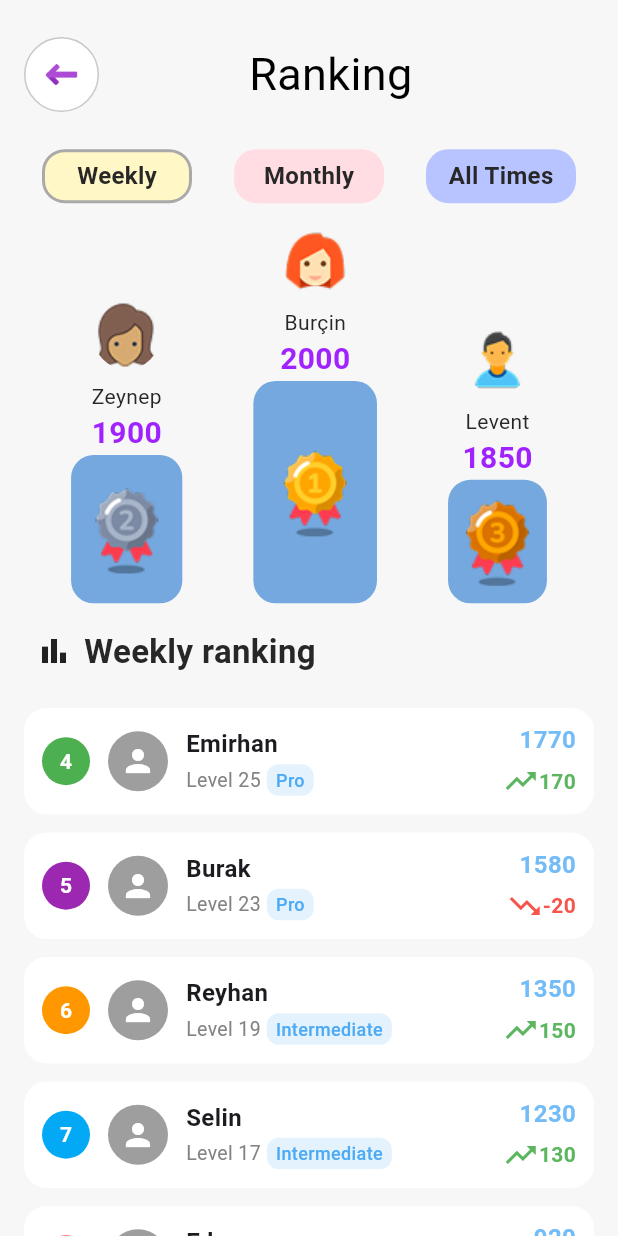
After one commit to bbclubspace/cerebria, a Flutter app: the RankingPage screen opened by its route, on a phone screen of 412 x 824 dp. The commit adds this screen. Run offline on Flutter 3.47's test engine with Material 3 defaults, Android fonts, the phone set to English and light mode, and no system bars; our stand-ins replace flutter_svg.

Commit message:
created ranking page

```diff
--- /dev/null
+++ b/lib/constants/user_rank_data.dart
@@ -0,0 +1,74 @@
+import '../model/user_rank_detail.dart';
+
+final List<UserRankDetail> userRankDetail = [
+  UserRankDetail(
+    name: "Levent",
+    point: 1850,
+    lastPoint: 1720,
+    level: "27",
+    statusLevel: "Pro",
+  ),
+  UserRankDetail(
+    name: "Eda",
+    point: 920,
+    lastPoint: 850,
+    level: "14",
+    statusLevel: "Intermediate",
+  ),
+  UserRankDetail(
+    name: "Burçin",
+    point: 2000,
+    lastPoint: 2100,
+    level: "6",
+    statusLevel: "Beginner",
+  ),
+  UserRankDetail(
+    name: "Burak",
+    point: 1580,
+    lastPoint: 1600,
+    level: "23",
+    statusLevel: "Pro",
+  ),
+  UserRankDetail(
+    name: "Zeynep",
+    point: 1900,
+    lastPoint: 650,
+    level: "11",
+    statusLevel: "Intermediate",
+  ),
+  UserRankDetail(
+    name: "Reyhan",
+    point: 1350,
+    lastPoint: 1200,
+    level: "19",
+    statusLevel: "Intermediate",
+  ),
+  UserRankDetail(
+    name: "Emre",
+    point: 210,
+    lastPoint: 180,
+    level: "2",
+    statusLevel: "Beginner",
+  ),
+  UserRankDetail(
+    name: "Emirhan",
+    point: 1770,
+    lastPoint: 1600,
+    level: "25",
+    statusLevel: "Pro",
+  ),
+  UserRankDetail(
+    name: "Sevde",
+    point: 880,
+    lastPoint: 800,
+    level: "13",
+    statusLevel: "Intermediate",
+  ),
+  UserRankDetail(
+    name: "Selin",
+    point: 1230,
+    lastPoint: 1100,
+    level: "17",
+    statusLevel: "Intermediate",
+  ),
+];
--- a/lib/main.dart
+++ b/lib/main.dart
@@ -1,5 +1,6 @@
 import 'package:cerebria/pages/home/main_page.dart';
 import 'package:cerebria/pages/module/module_page.dart';
+import 'package:cerebria/pages/ranking/ranking_page.dart';
 import 'package:cerebria/pages/reading/reading_page.dart';
 import 'package:cerebria/pages/vocabulary/vocabulary_page.dart';
 import 'package:cerebria/pages/listening/listening_page.dart';
@@ -40,6 +41,7 @@ class MainApp extends StatelessWidget {
         Routes.grammer_page: (context) => const GrammerPage(),
         Routes.speaking_page: (context) => const SpeakingPage(),
         Routes.exam_page: (context) => const ExamPage(),
+        Routes.ranking_page:(context) => const RankingPage(),
       },
     );
   }
--- /dev/null
+++ b/lib/model/user_rank_detail.dart
@@ -0,0 +1,16 @@
+class UserRankDetail {
+  final String name;
+  final int point;
+  final int lastPoint;
+  final String level;
+  final String statusLevel;
+  final int changePoint;
+
+  UserRankDetail({
+    required this.name,
+    required this.point,
+    required this.lastPoint,
+    required this.level,
+    required this.statusLevel,
+  }) : changePoint = point - lastPoint;
+}
--- a/lib/pages/drawer/drawer_page.dart
+++ b/lib/pages/drawer/drawer_page.dart
@@ -66,7 +66,7 @@ class NewRow extends StatelessWidget {
     final colors = AppColors(isDarkMode: false);
     return GestureDetector(
       onTap: () {
-        Navigator.pushReplacementNamed(context, Routes.login);
+        Navigator.pushNamed(context, Routes.ranking_page);
       },
       child: Row(
         children: [
--- a/lib/pages/module/module_page.dart
+++ b/lib/pages/module/module_page.dart
@@ -1,9 +1,7 @@
 import 'package:cerebria/constants/module_item.dart';
 import 'package:cerebria/themes/app_colors.dart';
-
 import 'package:flutter/cupertino.dart';
 import 'package:flutter/material.dart';
-import '../../routes/routes.dart';
 
 import '../../widget/page_top_item.dart';
 
@@ -20,11 +18,9 @@ class ModulePage extends StatelessWidget {
         mainAxisAlignment: MainAxisAlignment.start,
         children: [
           SizedBox(height: 70),
-
           // back button and page name
           PageTopItem(colors: colors, pageName: "Module"),
           const SizedBox(height: 16),
-
           // module grid
           Expanded(
             child: GridView.builder(
--- /dev/null
+++ b/lib/pages/ranking/ranking_page.dart
@@ -0,0 +1,147 @@
+import 'package:cerebria/constants/user_rank_data.dart';
+import 'package:cerebria/themes/app_colors.dart';
+import 'package:cerebria/widget/page_top_item.dart';
+import 'package:flutter/cupertino.dart';
+import 'package:flutter/material.dart';
+import '../../model/user_rank_detail.dart';
+import '../../widget/ranking/time_selector.dart';
+import '../../widget/ranking/top_ranked_card.dart';
+import '../../widget/ranking/other_rank_item.dart';
+
+class RankingPage extends StatefulWidget {
+  const RankingPage({Key? key}) : super(key: key);
+
+  @override
+  State<RankingPage> createState() => _RankingPageState();
+}
+
+class _RankingPageState extends State<RankingPage> {
+  String selectedTime = "Weekly";
+
+  @override
+  Widget build(BuildContext context) {
+    final colors = AppColors(isDarkMode: false);
+    final screenWidth = MediaQuery.of(context).size.width;
+    final screenHeight = MediaQuery.of(context).size.height;
+
+    final List<Map<String, dynamic>> timeOptions = [
+      {"label": "Weekly", "color": colors.ranking.weeklyContainerColor},
+      {"label": "Monthly", "color": colors.ranking.monthlyContainerColor},
+      {"label": "All Times", "color": colors.ranking.allTimesContainerColor},
+    ];
+
+    List<UserRankDetail> sortedRanks = List.from(userRankDetail);
+    sortedRanks.sort((a, b) => b.point.compareTo(a.point));
+    List<UserRankDetail> topThree = sortedRanks.take(3).toList();
+    List<UserRankDetail> others = sortedRanks.skip(3).toList();
+
+    return Scaffold(
+      backgroundColor: colors.ranking.pageBgColor,
+      body: SafeArea(
+        child: Column(
+          children: [
+            SizedBox(height: screenHeight * 0.03),
+            PageTopItem(colors: colors, pageName: "Ranking"),
+            SizedBox(height: screenHeight * 0.03),
+            // Time Selector
+            Row(
+              mainAxisAlignment: MainAxisAlignment.spaceEvenly,
+              children: timeOptions.map((option) {
+                final String value = option["label"];
+                final Color bgColor = option["color"];
+                return TimeSelector(
+                  value: value,
+                  containerColor: bgColor,
+                  textColor: colors.ranking.timesTextColor,
+                  strokeColor: colors.ranking.strokeColor,
+                  isSelected: selectedTime == value,
+                  onTap: () {
+                    setState(() {
+                      selectedTime = value;
+                    });
+                  },
+                );
+              }).toList(),
+            ),
+
+            SizedBox(height: screenHeight * 0.02),
+
+            // Top 3 Ranking
+            Row(
+              mainAxisAlignment: MainAxisAlignment.spaceEvenly,
+              crossAxisAlignment: CrossAxisAlignment.end,
+              children: [
+                TopRankCard(
+                  user: topThree[1],
+                  medalAsset: "assets/ranking-page-icon/second.png",
+                  avatarAsset: "assets/ranking-page-icon/rank-user2.png",
+                  avatarSize: screenWidth * 0.12,
+                  containerWidth: screenWidth * 0.18,
+                  containerHeight: screenHeight * 0.12,
+                ),
+                TopRankCard(
+                  user: topThree[0],
+                  medalAsset: "assets/ranking-page-icon/first.png",
+                  avatarAsset: "assets/ranking-page-icon/rank-user1.png",
+                  avatarSize: screenWidth * 0.14,
+                  containerWidth: screenWidth * 0.2,
+                  containerHeight: screenHeight * 0.18,
+                ),
+                TopRankCard(
+                  user: topThree[2],
+                  medalAsset: "assets/ranking-page-icon/third.png",
+                  avatarAsset: "assets/ranking-page-icon/rank-user3.png",
+                  avatarSize: screenWidth * 0.11,
+                  containerWidth: screenWidth * 0.16,
+                  containerHeight: screenHeight * 0.1,
+                ),
+              ],
+            ),
+
+            SizedBox(height: screenHeight * 0.02),
+
+            Padding(
+              padding: const EdgeInsets.only(left: 24),
+              child: Align(
+                alignment: Alignment.topLeft,
+                child: Row(
+                  children: [
+                    Icon(Icons.bar_chart),
+                    SizedBox(width: 8),
+                    Text(
+                      "$selectedTime ranking",
+                      style: TextStyle(
+                        color: colors.ranking.timesTextColor,
+                        fontWeight: FontWeight.bold,
+                        fontSize: 22,
+                      ),
+                    ),
+                  ],
+                ),
+              ),
+            ),
+
+            SizedBox(height: screenHeight * 0.01),
+
+            // Others Ranking List
+            Expanded(
+              child: ListView.builder(
+                padding: const EdgeInsets.symmetric(
+                  horizontal: 16,
+                  vertical: 8,
+                ),
+                itemCount: others.length,
+                itemBuilder: (context, index) {
+                  return OtherRankItem(
+                    user: others[index],
+                    rankIndex: index + 4,
+                  );
+                },
+              ),
+            ),
+          ],
+        ),
+      ),
+    );
+  }
+}
--- a/lib/routes/routes.dart
+++ b/lib/routes/routes.dart
@@ -10,4 +10,5 @@ class Routes {
   static const String grammer_page = "/grammer_page";
   static const String speaking_page = "/speaking_page";
   static const String exam_page = "/exam_page";
+  static const String ranking_page ="/ranking_page";
 }
--- a/lib/themes/app_colors.dart
+++ b/lib/themes/app_colors.dart
@@ -1,4 +1,5 @@
 
+import 'package:cerebria/themes/ranking/ranking_colors.dart';
 import 'package:cerebria/themes/reading/reading_colors.dart';
 import 'auth/auth_colors.dart';
 import 'drawer/drawer_colors.dart';
@@ -11,11 +12,13 @@ class AppColors {
   final DrawerColors drawer;
   final ModuleColors module;
   final ReadingColors reading;
+  final RankingColors ranking;
 
   AppColors({required bool isDarkMode})
       : auth = AuthColors(isDarkMode: isDarkMode),
         home = HomeColors(isDarkMode: isDarkMode),
         drawer = DrawerColors(isDarkMode: isDarkMode),
         module = ModuleColors(isDarkMode: isDarkMode),
-        reading = ReadingColors(isDarkMode: isDarkMode);
+        reading = ReadingColors(isDarkMode: isDarkMode),
+        ranking = RankingColors(isDarkMode: isDarkMode);
 }
--- /dev/null
+++ b/lib/themes/ranking/ranking_colors.dart
@@ -0,0 +1,28 @@
+import 'package:flutter/cupertino.dart';
+
+class RankingColors {
+  final bool isDarkMode;
+
+  const RankingColors({required this.isDarkMode});
+
+  Color get pageBgColor => isDarkMode ? const Color(0xFF121212) : const Color(0xFFF7F7F7);
+  Color get weeklyContainerColor => isDarkMode ? const Color(0xFF121212) : const Color(0xFFFFF7C6);
+  Color get monthlyContainerColor => isDarkMode ? const Color(0xFF121212) : const Color(0xFFFFDDE2);
+  Color get allTimesContainerColor => isDarkMode ? const Color(0xFF121212) : const Color(0xFFB7C4FF);
+  Color get timesTextColor => isDarkMode ? const Color(0xFF121212): const Color(0xFF282727);
+  Color get strokeColor => isDarkMode ? const Color(0xFF121212) : const Color.fromARGB(255, 169, 169, 169);
+  Color get topRankTextColor => isDarkMode ? const Color(0xFF121212) : const Color(0xFFA023FF);
+  Color get topRankNameTextColor => isDarkMode ? const Color(0xFF121212) : const Color(0xFF282727);
+  Color get topRankContainerColor => isDarkMode ? const Color(0xFF121212) : const Color(0xFF75A8DE);
+
+  Color get rankContainerBgColor => isDarkMode ? const Color(0xFF121212) : const Color(0xFFFFFFFF);
+  Color get rankNameTextColor => isDarkMode ? const Color.fromARGB(255, 81, 81, 81) : const Color(0xFF282727);
+  Color get rankLevelTextColor => isDarkMode ? const Color(0xFF121212): const Color.fromARGB(255, 132, 131, 131);
+  Color get rankStatusBgColor => isDarkMode ? const Color.fromARGB(255, 81, 81, 81) : const Color(0xFFE3F2FD);
+  Color get rankStatusTextColor => isDarkMode ? const Color.fromARGB(255, 81, 81, 81) : const Color(0xFF4DABF5);
+  Color get rankPointTextColor => isDarkMode ? const Color(0xFF121212) : const Color(0xFF73BCF7);
+  Color get rankPointPositiveChange => isDarkMode ? const Color(0xFF121212) : const Color(0xFF5BB65F);
+  Color get rankPointNegativeChange => isDarkMode ? const Color(0xFF121212) : const Color(0xFFF5554A);
+
+
+}
--- /dev/null
+++ b/lib/widget/ranking/other_rank_item.dart
@@ -0,0 +1,160 @@
+import 'package:flutter/cupertino.dart';
+import 'package:flutter/material.dart';
+import '../../model/user_rank_detail.dart';
+import '../../themes/app_colors.dart';
+
+class OtherRankItem extends StatelessWidget {
+  final UserRankDetail user;
+  final int rankIndex;
+
+  const OtherRankItem({required this.user, required this.rankIndex, super.key});
+
+  @override
+  Widget build(BuildContext context) {
+    final colors = AppColors(isDarkMode: false).ranking;
+
+    List<Color> rankContainerColors = [
+      Colors.green,
+      Colors.purple,
+      Colors.orange,
+      Colors.lightBlue,
+      Colors.redAccent,
+      Colors.purpleAccent,
+      Colors.lightBlueAccent,
+      Colors.yellowAccent,
+      Colors.blueGrey,
+      Colors.orangeAccent,
+    ];
+
+    return Container(
+      margin: const EdgeInsets.symmetric(vertical: 6),
+      padding: const EdgeInsets.symmetric(horizontal: 12, vertical: 10),
+      decoration: BoxDecoration(
+        color: colors.rankContainerBgColor,
+        borderRadius: BorderRadius.circular(15),
+      ),
+      child: Row(
+        crossAxisAlignment: CrossAxisAlignment.center,
+        children: [
+          // Rank number
+          Container(
+            width: 32,
+            height: 32,
+            decoration: BoxDecoration(
+              shape: BoxShape.circle,
+              color:
+                  rankContainerColors[(rankIndex - 4) %
+                      rankContainerColors.length],
+            ),
+            alignment: Alignment.center,
+            child: Text(
+              "$rankIndex",
+              style: const TextStyle(
+                color: Colors.white,
+                fontWeight: FontWeight.bold,
+              ),
+            ),
+          ),
+
+          const SizedBox(width: 12),
+
+          // Avatar
+          Container(
+            width: 40,
+            height: 40,
+            decoration: const BoxDecoration(
+              shape: BoxShape.circle,
+              color: Colors.grey,
+            ),
+            alignment: Alignment.center,
+            child: const Icon(Icons.person, color: Colors.white),
+          ),
+
+          const SizedBox(width: 12),
+
+          // User info
+          Expanded(
+            child: Column(
+              crossAxisAlignment: CrossAxisAlignment.start,
+              children: [
+                Text(
+                  user.name,
+                  style: const TextStyle(
+                    fontWeight: FontWeight.bold,
+                    fontSize: 16,
+                  ),
+                ),
+                const SizedBox(height: 2),
+                Row(
+                  children: [
+                    Text(
+                      "Level ${user.level}",
+                      style: TextStyle(
+                        color: colors.rankLevelTextColor,
+                        fontSize: 13,
+                      ),
+                    ),
+                    const SizedBox(width: 4),
+                    Container(
+                      padding: const EdgeInsets.symmetric(
+                        horizontal: 6,
+                        vertical: 2,
+                      ),
+                      decoration: BoxDecoration(
+                        color: colors.rankStatusBgColor,
+                        borderRadius: BorderRadius.circular(8),
+                      ),
+                      child: Text(
+                        user.statusLevel,
+                        style: TextStyle(
+                          color: colors.rankStatusTextColor,
+                          fontSize: 12,
+                          fontWeight: FontWeight.w500,
+                        ),
+                      ),
+                    ),
+                  ],
+                ),
+              ],
+            ),
+          ),
+          Column(
+            crossAxisAlignment: CrossAxisAlignment.end,
+            children: [
+              Text(
+                user.point.toString(),
+                style: TextStyle(
+                  color: colors.rankPointTextColor,
+                  fontWeight: FontWeight.bold,
+                  fontSize: 16,
+                ),
+              ),
+              const SizedBox(height: 4),
+              Row(
+                children: [
+                  Icon(
+                    user.changePoint >= 0
+                        ? Icons.trending_up
+                        : Icons.trending_down,
+                    color: user.changePoint >= 0
+                        ? colors.rankPointPositiveChange
+                        : colors.rankPointNegativeChange,
+                  ),
+                  Text(
+                    "${user.changePoint}",
+                    style: TextStyle(
+                      color: user.changePoint >= 0
+                          ? colors.rankPointPositiveChange
+                          : colors.rankPointNegativeChange,
+                      fontWeight: FontWeight.bold,
+                    ),
+                  ),
+                ],
+              ),
+            ],
+          ),
+        ],
+      ),
+    );
+  }
+}
--- /dev/null
+++ b/lib/widget/ranking/time_selector.dart
@@ -0,0 +1,49 @@
+import 'package:flutter/cupertino.dart';
+import 'package:flutter/material.dart';
+
+class TimeSelector extends StatelessWidget {
+  final String value;
+  final Color containerColor;
+  final Color textColor;
+  final Color strokeColor;
+  final bool isSelected;
+  final VoidCallback onTap;
+
+  const TimeSelector({
+    required this.value,
+    required this.containerColor,
+    required this.textColor,
+    required this.strokeColor,
+    required this.isSelected,
+    required this.onTap,
+    super.key,
+  });
+
+  @override
+  Widget build(BuildContext context) {
+    return GestureDetector(
+      onTap: onTap,
+      child: Container(
+        width: 100,
+        height: 36,
+        decoration: BoxDecoration(
+          color: containerColor,
+          borderRadius: BorderRadius.circular(15),
+          border: isSelected
+              ? Border.all(color: strokeColor, width: 2)
+              : Border.all(color: Colors.transparent, width: 0),
+        ),
+        child: Center(
+          child: Text(
+            value,
+            style: TextStyle(
+              color: textColor,
+              fontSize: 16,
+              fontWeight: FontWeight.bold,
+            ),
+          ),
+        ),
+      ),
+    );
+  }
+}
--- /dev/null
+++ b/lib/widget/ranking/top_ranked_card.dart
@@ -0,0 +1,58 @@
+import 'package:flutter/cupertino.dart';
+
+import '../../model/user_rank_detail.dart';
+import '../../themes/app_colors.dart';
+
+class TopRankCard extends StatelessWidget {
+  final UserRankDetail user;
+  final String medalAsset;
+  final String avatarAsset;
+  final double avatarSize;
+  final double containerWidth;
+  final double containerHeight;
+
+  const TopRankCard({
+    required this.user,
+    required this.medalAsset,
+    required this.avatarAsset,
+    required this.avatarSize,
+    required this.containerWidth,
+    required this.containerHeight,
+    super.key,
+  });
+
+  @override
+  Widget build(BuildContext context) {
+    final colors = AppColors(isDarkMode: false).ranking;
+
+    return Column(
+      mainAxisAlignment: MainAxisAlignment.end,
+      children: [
+        ClipRRect(
+          borderRadius: BorderRadius.circular(avatarSize / 2),
+          child: Image.asset(avatarAsset, fit: BoxFit.cover),
+        ),
+
+        const SizedBox(height: 8),
+        Text(user.name, style: TextStyle(color: colors.topRankNameTextColor)),
+        Text(
+          user.point.toString(),
+          style: TextStyle(
+            color: colors.topRankTextColor,
+            fontWeight: FontWeight.bold,
+            fontSize: 20,
+          ),
+        ),
+        Container(
+          width: containerWidth,
+          height: containerHeight,
+          decoration: BoxDecoration(
+            color: colors.topRankContainerColor,
+            borderRadius: BorderRadius.circular(15),
+          ),
+          child: Center(child: Image.asset(medalAsset)),
+        ),
+      ],
+    );
+  }
+}
--- a/pubspec.yaml
+++ b/pubspec.yaml
@@ -24,3 +24,4 @@ flutter:
     - assets/homepage-icon/
     - assets/auth-icon/
     - assets/drawer-menu-icon/
+    - assets/ranking-page-icon/
```
Also changed, not shown: assets/ranking-page-icon/first.png (added), assets/ranking-page-icon/rank-user1.png (added), assets/ranking-page-icon/rank-user2.png (added), assets/ranking-page-icon/rank-user3.png (added), assets/ranking-page-icon/second.png (added), assets/ranking-page-icon/third.png (added), pubspec.lock.
